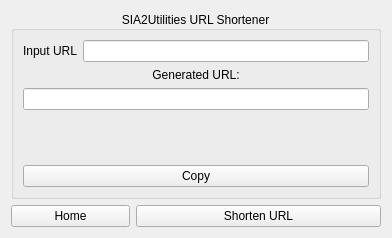
Above: Application_UrlShortener/UI/urlshortener.ui from JmMNDZA/SIA2Utilities before the change. Below: the same form after it.
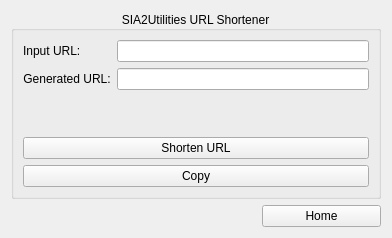
That is the form after the change.

```diff
--- a/Application_UrlShortener/UI/urlshortener.ui
+++ b/Application_UrlShortener/UI/urlshortener.ui
@@ -14,20 +14,6 @@
    <string>Url Shortener</string>
   </property>
   <layout class="QGridLayout" name="gridLayout">
-   <item row="3" column="1" colspan="2">
-    <widget class="QPushButton" name="pushButton">
-     <property name="text">
-      <string>Shorten URL</string>
-     </property>
-    </widget>
-   </item>
-   <item row="3" column="0">
-    <widget class="QPushButton" name="pushButton_2">
-     <property name="text">
-      <string>Home</string>
-     </property>
-    </widget>
-   </item>
    <item row="2" column="0" colspan="3">
     <widget class="QGroupBox" name="groupBox">
      <property name="title">
@@ -37,17 +23,17 @@
       <set>Qt::AlignmentFlag::AlignCenter</set>
      </property>
      <layout class="QFormLayout" name="formLayout">
-      <item row="0" column="0">
+      <item row="1" column="0">
        <widget class="QLabel" name="label">
         <property name="text">
-         <string>Input URL</string>
+         <string>Input URL:</string>
         </property>
        </widget>
       </item>
-      <item row="0" column="1">
-       <widget class="QLineEdit" name="lineEdit"/>
+      <item row="1" column="1">
+       <widget class="QLineEdit" name="lineEdit_2"/>
       </item>
-      <item row="1" column="0" colspan="2">
+      <item row="2" column="0">
        <widget class="QLabel" name="label_2">
         <property name="text">
          <string>Generated URL:</string>
@@ -57,17 +43,10 @@
         </property>
        </widget>
       </item>
-      <item row="2" column="0" colspan="2">
-       <widget class="QLineEdit" name="lineEdit_2"/>
+      <item row="2" column="1">
+       <widget class="QLineEdit" name="lineEdit"/>
       </item>
-      <item row="4" column="0" colspan="2">
-       <widget class="QPushButton" name="pushButton_3">
-        <property name="text">
-         <string>Copy</string>
-        </property>
-       </widget>
-      </item>
-      <item row="3" column="0">
+      <item row="5" column="0">
        <spacer name="verticalSpacer">
         <property name="orientation">
          <enum>Qt::Orientation::Vertical</enum>
@@ -80,9 +59,30 @@
         </property>
        </spacer>
       </item>
+      <item row="6" column="0" colspan="2">
+       <widget class="QPushButton" name="pushButton">
+        <property name="text">
+         <string>Shorten URL</string>
+        </property>
+       </widget>
+      </item>
+      <item row="7" column="0" colspan="2">
+       <widget class="QPushButton" name="pushButton_3">
+        <property name="text">
+         <string>Copy</string>
+        </property>
+       </widget>
+      </item>
      </layout>
     </widget>
    </item>
+   <item row="3" column="2">
+    <widget class="QPushButton" name="pushButton_2">
+     <property name="text">
+      <string>Home</string>
+     </property>
+    </widget>
+   </item>
   </layout>
  </widget>
  <resources/>
```
